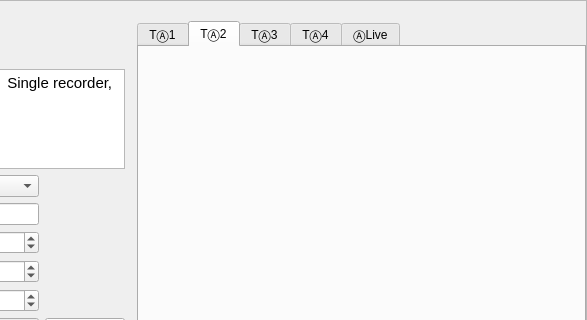
Above: apps/GenesisForm/genesisForm.ui from assignonward/aosuite before the change; both pictures show x 320 to 907 and y 0 to 320 of the 907 by 846 pixel window. Below: the same form after it.
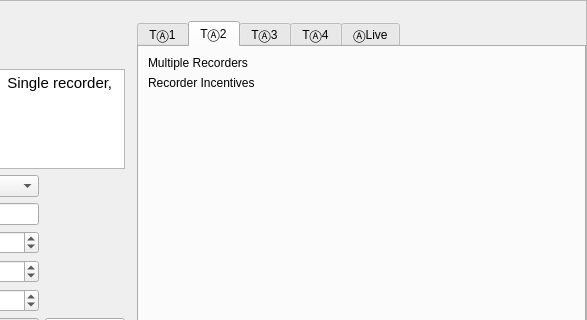
That is the form after the change. The open tabs and pages were chosen to show the change. Icons and pictures are not drawn.

Commit message: add persistence to genesis block parameters

Diff of the .ui file:
```diff
--- a/apps/GenesisForm/genesisForm.ui
+++ b/apps/GenesisForm/genesisForm.ui
@@ -418,6 +418,35 @@
          <attribute name="title">
           <string>TⒶ2</string>
          </attribute>
+         <layout class="QGridLayout" name="gridLayout_3">
+          <item row="1" column="1">
+           <widget class="QLabel" name="label_17">
+            <property name="text">
+             <string>Recorder Incentives</string>
+            </property>
+           </widget>
+          </item>
+          <item row="0" column="1">
+           <widget class="QLabel" name="label_16">
+            <property name="text">
+             <string>Multiple Recorders</string>
+            </property>
+           </widget>
+          </item>
+          <item row="2" column="1">
+           <spacer name="verticalSpacer_3">
+            <property name="orientation">
+             <enum>Qt::Vertical</enum>
+            </property>
+            <property name="sizeHint" stdset="0">
+             <size>
+              <width>20</width>
+              <height>40</height>
+             </size>
+            </property>
+           </spacer>
+          </item>
+         </layout>
         </widget>
         <widget class="QWidget" name="tao3Tab">
          <attribute name="title">
```
The commit also changes 5 other files.
